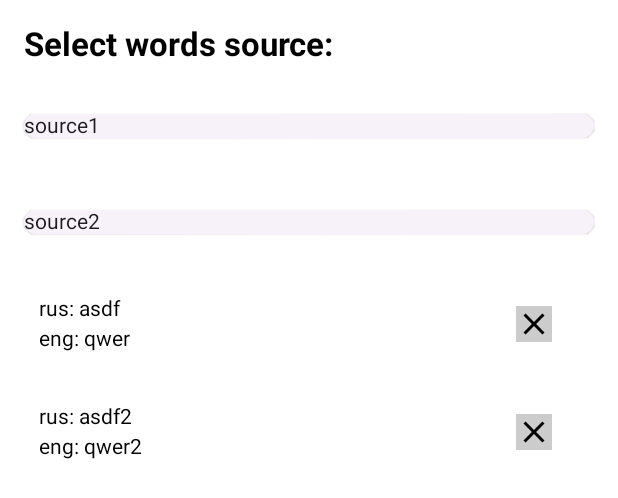
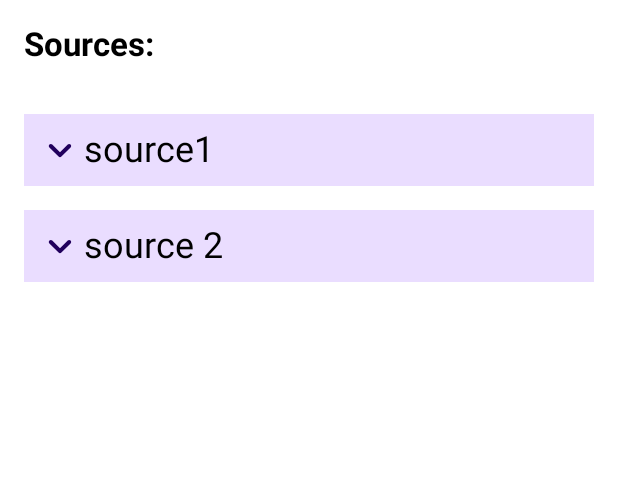
Before and after one commit to dizmitry-lefaux/wordbook, an Android app built with Jetpack Compose: the @Preview function SourceScreenPreview, on a phone screen of 412 x 824 dp. Shown: the top 498 px of the screen. Run offline under Robolectric (Android 15) with nearby library versions, the light colour scheme and no system bars; our stand-ins replace Room's generated code.

Commit message:
Make "Source" expandable

```diff
--- a/app/src/main/java/com/dkat/wordbook/MainActivity.kt
+++ b/app/src/main/java/com/dkat/wordbook/MainActivity.kt
@@ -60,7 +60,6 @@ fun WordbookApp()
                 BottomBar(
                     navController = navController,
                     currentDestination = currentDestination,
-                    viewModel = viewModel
                 )
             }
         ) { innerPadding ->
--- /dev/null
+++ b/app/src/main/java/com/dkat/wordbook/ui/compose/expandable/Expandable.kt
@@ -0,0 +1,103 @@
+package com.dkat.wordbook.ui.compose.expandable
+
+import androidx.compose.animation.AnimatedVisibility
+import androidx.compose.foundation.Image
+import androidx.compose.foundation.background
+import androidx.compose.foundation.clickable
+import androidx.compose.foundation.layout.Column
+import androidx.compose.foundation.layout.Row
+import androidx.compose.foundation.layout.fillMaxWidth
+import androidx.compose.foundation.layout.padding
+import androidx.compose.foundation.layout.size
+import androidx.compose.material.icons.Icons
+import androidx.compose.material.icons.rounded.KeyboardArrowDown
+import androidx.compose.material.icons.rounded.KeyboardArrowUp
+import androidx.compose.material3.MaterialTheme
+import androidx.compose.material3.Text
+import androidx.compose.runtime.Composable
+import androidx.compose.runtime.getValue
+import androidx.compose.runtime.mutableStateOf
+import androidx.compose.runtime.saveable.rememberSaveable
+import androidx.compose.runtime.setValue
+import androidx.compose.ui.Alignment
+import androidx.compose.ui.Modifier
+import androidx.compose.ui.graphics.ColorFilter
+import androidx.compose.ui.tooling.preview.Preview
+import androidx.compose.ui.unit.dp
+
+@Composable
+fun ExpandableSection(
+    modifier: Modifier = Modifier,
+    title: String,
+    content: @Composable () -> Unit
+) {
+    var isExpanded by rememberSaveable { mutableStateOf(false) }
+    Column(
+        modifier = modifier
+            .clickable { isExpanded = !isExpanded }
+            .background(color = MaterialTheme.colorScheme.primaryContainer)
+            .fillMaxWidth()
+    ) {
+        ExpandableSectionTitle(isExpanded = isExpanded, title = title)
+
+        AnimatedVisibility(
+            modifier = Modifier
+                .background(MaterialTheme.colorScheme.secondaryContainer)
+                .fillMaxWidth(),
+            visible = isExpanded
+        ) {
+            content()
+        }
+    }
+}
+
+@Composable
+private fun ExpandableSectionTitle(
+    modifier: Modifier = Modifier,
+    isExpanded: Boolean,
+    title: String
+) {
+    val icon = if (isExpanded) Icons.Rounded.KeyboardArrowUp else Icons.Rounded.KeyboardArrowDown
+
+    Row(
+        modifier = modifier.padding(8.dp),
+        verticalAlignment = Alignment.CenterVertically
+    ) {
+        Image(
+            modifier = Modifier.size(32.dp),
+            imageVector = icon,
+            colorFilter = ColorFilter.tint(color = MaterialTheme.colorScheme.onPrimaryContainer),
+            contentDescription = "expanded or collapsed"
+        )
+        Text(
+            text = title,
+            style = MaterialTheme.typography.headlineSmall
+        )
+    }
+}
+
+/**
+ * Example of expandable section
+ */
+@Composable
+private fun InstructionsView(
+    modifier: Modifier = Modifier,
+    instructions: String
+) {
+    ExpandableSection(
+        modifier = modifier,
+        title = "section title"
+    ) {
+        Text(
+            modifier = Modifier.padding(8.dp),
+            text = instructions,
+            color = MaterialTheme.colorScheme.onSecondaryContainer
+        )
+    }
+}
+
+@Preview(showBackground = true)
+@Composable
+private fun InstructionsViewPreview() {
+    InstructionsView(instructions = "element text")
+}
--- a/app/src/main/java/com/dkat/wordbook/ui/compose/screen/session/SessionScreen.kt
+++ b/app/src/main/java/com/dkat/wordbook/ui/compose/screen/session/SessionScreen.kt
@@ -29,8 +29,7 @@ fun SessionScreen(
     onRestartSessionClick: () -> Unit,
     onUpdateSessionClick: () -> Unit,
     modifier: Modifier = Modifier
-)
-{
+) {
     Column() {
         Column(Modifier.fillMaxWidth()) {
             Row(Modifier.fillMaxWidth()) {
--- a/app/src/main/java/com/dkat/wordbook/ui/compose/screen/source/SourcesScreen.kt
+++ b/app/src/main/java/com/dkat/wordbook/ui/compose/screen/source/SourcesScreen.kt
@@ -1,13 +1,9 @@
 package com.dkat.wordbook.ui.compose.screen.source
 
-import androidx.compose.foundation.layout.Arrangement
+import androidx.compose.foundation.ScrollState
 import androidx.compose.foundation.layout.Column
-import androidx.compose.foundation.layout.PaddingValues
-import androidx.compose.foundation.layout.fillMaxSize
-import androidx.compose.foundation.lazy.grid.GridCells
-import androidx.compose.foundation.lazy.grid.LazyVerticalGrid
-import androidx.compose.foundation.lazy.grid.items
-import androidx.compose.material3.ElevatedCard
+import androidx.compose.foundation.layout.padding
+import androidx.compose.foundation.rememberScrollState
 import androidx.compose.material3.MaterialTheme
 import androidx.compose.material3.Text
 import androidx.compose.runtime.Composable
@@ -17,66 +13,29 @@ import androidx.compose.ui.text.style.TextAlign
 import androidx.compose.ui.tooling.preview.Preview
 import androidx.compose.ui.unit.dp
 import com.dkat.wordbook.data.Word
-import com.dkat.wordbook.ui.compose.screen.home.WordItem
+import com.dkat.wordbook.ui.compose.source.ListOfSources
 
 @Composable
 fun SourcesScreen(
     sources: List<String>,
-    selectedSourceWords: List<Word>,
-    onSourceClick: (sourceName: String) -> Unit,
+    words: List<Word>,
     onDeleteWordItemClick: (word: Word) -> Unit,
-    modifier: Modifier = Modifier
-)
-{
+    modifier: Modifier = Modifier,
+    scrollState: ScrollState = rememberScrollState()
+) {
     Column {
-        Column {
-            LazyVerticalGrid(
-                modifier = modifier.fillMaxSize(),
-                columns = GridCells.Fixed(1),
-                contentPadding = PaddingValues(16.dp),
-                horizontalArrangement = Arrangement.spacedBy(16.dp),
-                verticalArrangement = Arrangement.spacedBy(16.dp)
-            ) {
-                item {
-                    Text(
-                        text = "Select words source:",
-                        style = MaterialTheme.typography.titleLarge,
-                        fontWeight = FontWeight.Bold,
-                        textAlign = TextAlign.Left
-                    )
-                }
-                items(sources) { it ->
-                    WordsSource(
-                        sourceName = it,
-                        modifier = modifier,
-                        onSourceClick = { onSourceClick(it) }
-                    )
-                }
-                items(selectedSourceWords) { it ->
-                    WordItem(
-                        word = it,
-                        onDeleteWordItemClick = onDeleteWordItemClick,
-                        modifier = modifier,
-                    )
-                }
-            }
-        }
-    }
-}
-
-@Composable
-fun WordsSource(
-    sourceName: String,
-    modifier: Modifier = Modifier,
-    onSourceClick: (sourceName: String) -> Unit
-)
-{
-    ElevatedCard(
-        modifier = modifier,
-        onClick = { onSourceClick(sourceName) }
-    ) {
         Text(
-            text = sourceName
+            modifier = modifier.padding(16.dp),
+            text = "Sources:",
+            style = MaterialTheme.typography.titleLarge,
+            fontWeight = FontWeight.Bold,
+            textAlign = TextAlign.Left
+        )
+        ListOfSources(
+            sources = sources,
+            words = words,
+            onDeleteWordItemClick = onDeleteWordItemClick,
+            modifier = modifier
         )
     }
 }
@@ -85,16 +44,15 @@ fun WordsSource(
 @Composable
 fun SourceScreenPreview()
 {
-    val sources = listOf("source1", "source2")
-    val selectedSourceWords = listOf(
+    val sources = listOf("source1", "source 2")
+    val words = listOf(
         Word(rusValue = "asdf", engValue = "qwer"),
         Word(rusValue = "asdf2", engValue = "qwer2")
     )
     SourcesScreen(
         sources = sources,
-        selectedSourceWords = selectedSourceWords,
-        onSourceClick = {},
         onDeleteWordItemClick = {},
+        words = words,
         modifier = Modifier
     )
 }
--- /dev/null
+++ b/app/src/main/java/com/dkat/wordbook/ui/compose/source/ListOfSources.kt
@@ -0,0 +1,43 @@
+package com.dkat.wordbook.ui.compose.source
+
+import androidx.compose.foundation.layout.Arrangement
+import androidx.compose.foundation.layout.PaddingValues
+import androidx.compose.foundation.layout.fillMaxSize
+import androidx.compose.foundation.lazy.grid.GridCells
+import androidx.compose.foundation.lazy.grid.LazyVerticalGrid
+import androidx.compose.foundation.lazy.grid.items
+import androidx.compose.runtime.Composable
+import androidx.compose.ui.Modifier
+import androidx.compose.ui.unit.dp
+import com.dkat.wordbook.data.Word
+
+@Composable
+fun ListOfSources(
+    sources: List<String>,
+    words: List<Word>,
+    onDeleteWordItemClick: (word: Word) -> Unit,
+    modifier: Modifier = Modifier
+) {
+    LazyVerticalGrid(
+        modifier = modifier.fillMaxSize(),
+        columns = GridCells.Fixed(1),
+        contentPadding = PaddingValues(16.dp),
+        horizontalArrangement = Arrangement.spacedBy(16.dp),
+        verticalArrangement = Arrangement.spacedBy(16.dp)
+    ) {
+        val listOfSources = mutableListOf<SourceWithWordsData>()
+        for (source in sources)
+        {
+            val wordsSubList: List<Word> =
+                words.filter { word -> word.sourceName == source }.toList()
+            listOfSources.add(SourceWithWordsData(sourceName = source, words = wordsSubList))
+        }
+        items(listOfSources) {
+            Source(
+                sourceWithWordsData = it,
+                modifier = modifier,
+                onDeleteWordClick = onDeleteWordItemClick,
+            )
+        }
+    }
+}
--- a/app/src/main/java/com/dkat/wordbook/data/SourceWithWordsData.kt
+++ b/app/src/main/java/com/dkat/wordbook/ui/compose/source/SourceWithWordsData.kt
@@ -1,4 +1,6 @@
-package com.dkat.wordbook.data
+package com.dkat.wordbook.ui.compose.source
+
+import com.dkat.wordbook.data.Word
 
 data class SourceWithWordsData(
     val sourceName: String,
--- a/app/src/main/java/com/dkat/wordbook/ui/compose/screen/home/WordItemComponent.kt
+++ b/app/src/main/java/com/dkat/wordbook/ui/compose/word/WordItemComponent.kt
@@ -1,4 +1,4 @@
-package com.dkat.wordbook.ui.compose.screen.home
+package com.dkat.wordbook.ui.compose.word
 
 import androidx.compose.foundation.Image
 import androidx.compose.foundation.background
@@ -24,8 +24,7 @@ fun WordItem(
     word: Word,
     onDeleteWordItemClick: (word: Word) -> Unit,
     modifier: Modifier
-)
-{
+) {
     Row(
         modifier
             .padding(4.dp)
--- a/app/src/main/java/com/dkat/wordbook/ui/compose/screen/home/WordsListComponent.kt
+++ b/app/src/main/java/com/dkat/wordbook/ui/compose/word/WordsListComponent.kt
@@ -1,4 +1,4 @@
-package com.dkat.wordbook.ui.compose.screen.home
+package com.dkat.wordbook.ui.compose.word
 
 import androidx.compose.runtime.Composable
 import androidx.compose.ui.Modifier
@@ -10,8 +10,7 @@ fun WordsList(
     words: List<Word>,
     onDeleteWordClick: (word: Word) -> Unit,
     modifier: Modifier,
-)
-{
+) {
     for (word in words)
     {
         WordItem(
```
Also changed, not shown: app/src/main/java/com/dkat/wordbook/MainViewModel.kt (+0 -22 lines), app/src/main/java/com/dkat/wordbook/ui/compose/NavHost.kt (+3 -10 lines), app/src/main/java/com/dkat/wordbook/ui/compose/bar/BottomBar.kt (+1 -12 lines), app/src/main/java/com/dkat/wordbook/ui/compose/screen/Screen.kt (+7 -8 lines), app/src/main/java/com/dkat/wordbook/ui/compose/screen/home/HomeScreen.kt (+14 -28 lines), app/src/main/java/com/dkat/wordbook/ui/compose/source/Source.kt (renamed from app/src/main/java/com/dkat/wordbook/ui/compose/screen/home/SourceWithWordsComponent.kt, +13 -20 lines), 1 other file.
